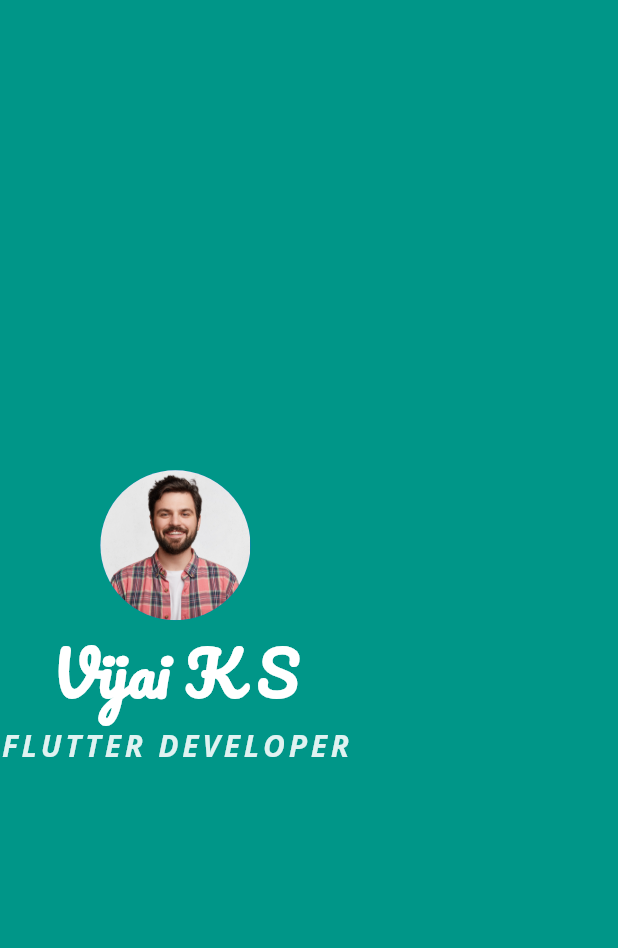
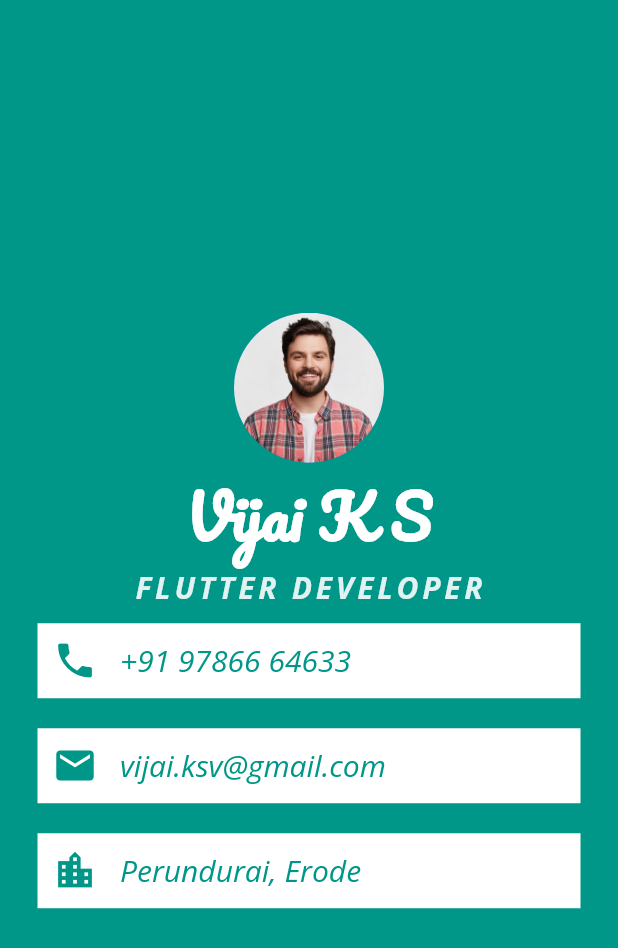
Before and after one commit to vijai-ks/MyCard-User-Profile-Application, a Flutter app: the screen it shows after launch, on a phone screen of 412 x 824 dp. Shown: the top 948 px of the screen. Run offline on Flutter 3.47's test engine with Material 2 defaults, Android fonts, the phone set to English and light mode, and no system bars.

Commit message:
feat: profile-page: Add personal details containers
Signed-off-by: vijai-ks <vijai.ksv@gmail.com>

```diff
--- a/lib/main.dart
+++ b/lib/main.dart
@@ -40,6 +40,81 @@ class MyCard extends StatelessWidget {
                   fontWeight: FontWeight.bold,
                 ),
               ),
+              Container(
+                color: Colors.white,
+                margin: EdgeInsets.symmetric(vertical: 10.0, horizontal: 25.0),
+                padding: EdgeInsets.all(10.0),
+                child: Row(
+                  children: [
+                    Icon(
+                      Icons.phone,
+                      color: Colors.teal,
+                      size: 30,
+                    ),
+                    SizedBox(
+                      width: 15,
+                    ),
+                    Text(
+                      '+91 97866 64633',
+                      style: TextStyle(
+                        fontSize: 20.0,
+                        fontFamily: 'OpenSans',
+                        color: Colors.teal,
+                      ),
+                    ),
+                  ],
+                ),
+              ),
+              Container(
+                color: Colors.white,
+                margin: EdgeInsets.symmetric(vertical: 10.0, horizontal: 25.0),
+                padding: EdgeInsets.all(10.0),
+                child: Row(
+                  children: [
+                    Icon(
+                      Icons.email,
+                      color: Colors.teal,
+                      size: 30,
+                    ),
+                    SizedBox(
+                      width: 15,
+                    ),
+                    Text(
+                      'vijai.ksv@gmail.com',
+                      style: TextStyle(
+                        fontSize: 20.0,
+                        fontFamily: 'OpenSans',
+                        color: Colors.teal,
+                      ),
+                    ),
+                  ],
+                ),
+              ),
+              Container(
+                color: Colors.white,
+                margin: EdgeInsets.symmetric(vertical: 10.0, horizontal: 25.0),
+                padding: EdgeInsets.all(10.0),
+                child: Row(
+                  children: [
+                    Icon(
+                      Icons.location_city,
+                      color: Colors.teal,
+                      size: 30,
+                    ),
+                    SizedBox(
+                      width: 15,
+                    ),
+                    Text(
+                      'Perundurai, Erode',
+                      style: TextStyle(
+                        fontSize: 20.0,
+                        fontFamily: 'OpenSans',
+                        color: Colors.teal,
+                      ),
+                    ),
+                  ],
+                ),
+              ),
             ],
           ),
         ),
```
